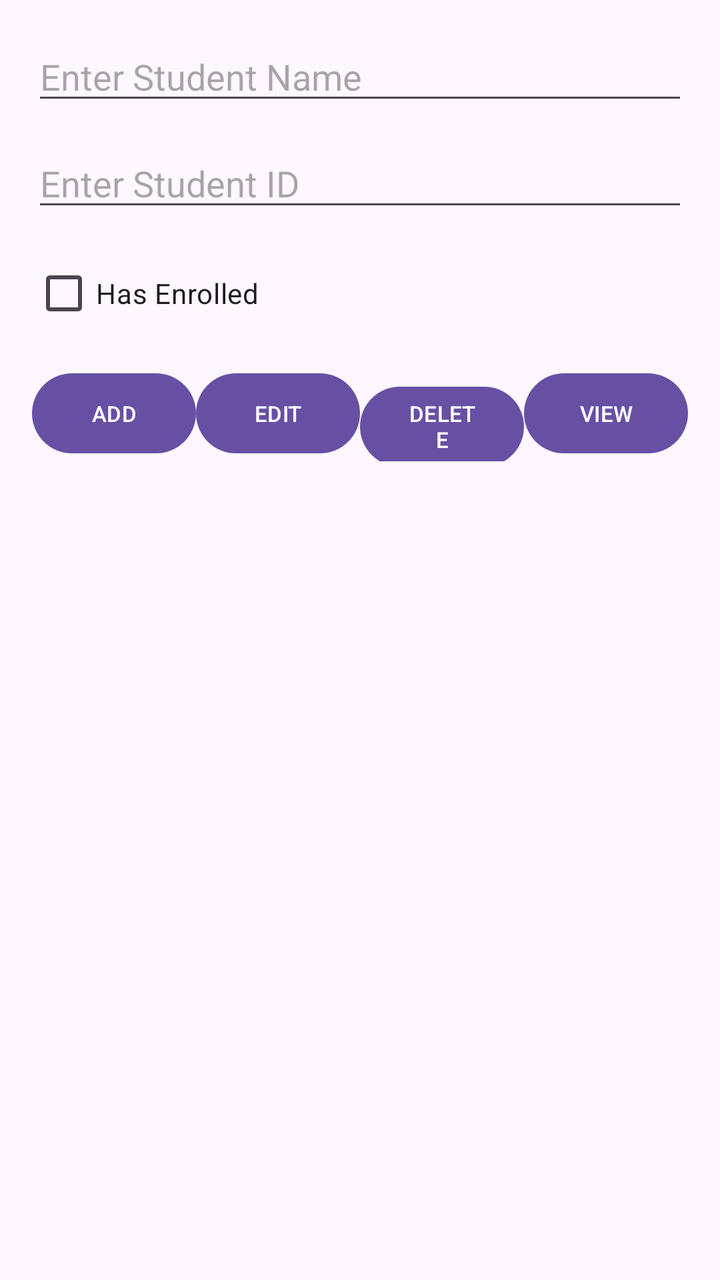
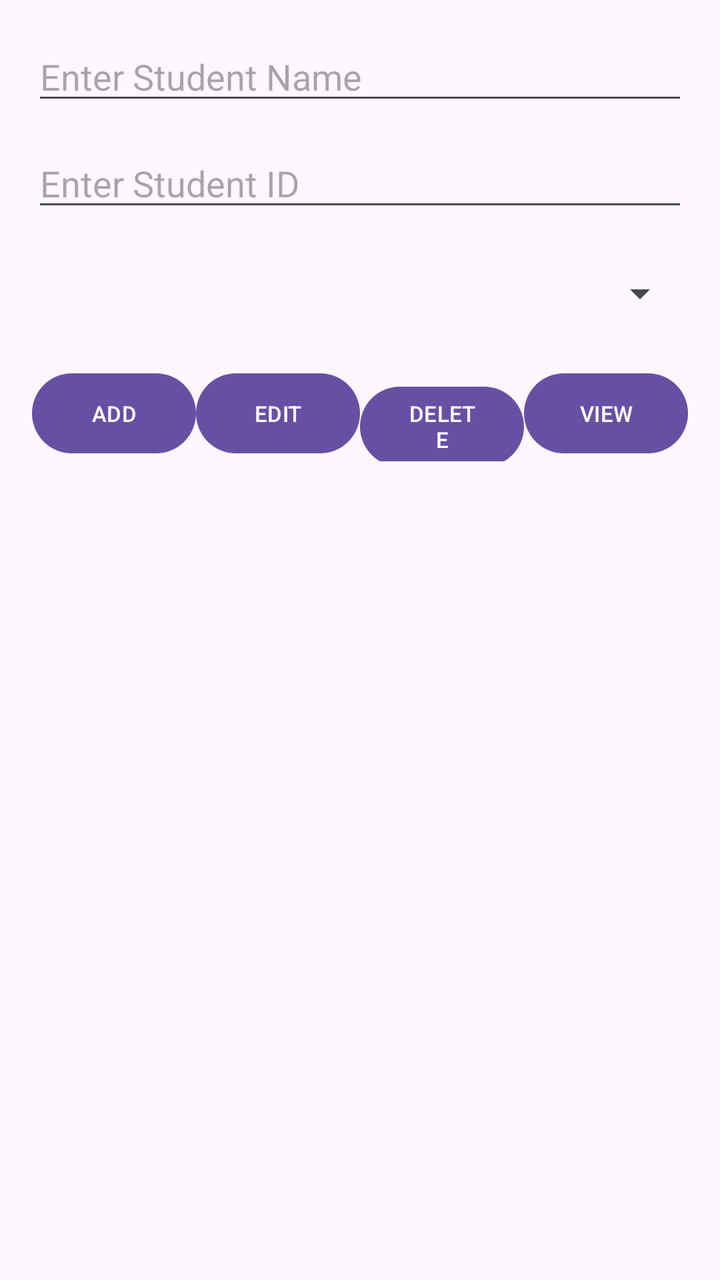

Screens rendered from an Android XML layout before and after an edit, with the pre-edit source and the edit as a unified diff.
<!-- AndroidManifest.xml: application theme Theme.Mid -->
<!-- res/layout/activity_main.xml -->
<?xml version="1.0" encoding="utf-8"?>
<LinearLayout xmlns:android="http://schemas.android.com/apk/res/android"
    android:layout_width="match_parent"
    android:layout_height="match_parent"
    android:orientation="vertical"
    android:padding="16dp">

    <EditText
        android:id="@+id/etName"
        android:layout_width="match_parent"
        android:layout_height="wrap_content"
        android:hint="Enter Student Name"
        android:inputType="textPersonName" />

    <EditText
        android:id="@+id/etId"
        android:layout_width="match_parent"
        android:layout_height="wrap_content"
        android:layout_marginTop="12dp"
        android:hint="Enter Student ID"
        android:inputType="number" />

    <CheckBox
        android:id="@+id/cbEnrolled"
        android:layout_width="wrap_content"
        android:layout_height="wrap_content"
        android:layout_marginTop="12dp"
        android:text="Has Enrolled" />

    <LinearLayout
        android:layout_width="match_parent"
        android:layout_height="wrap_content"
        android:layout_marginTop="12dp"
        android:orientation="horizontal"
        android:weightSum="4">

        <Button
            android:id="@+id/btnAdd"
            android:layout_width="0dp"
            android:layout_height="wrap_content"
            android:layout_weight="1"
            android:text="ADD"
            android:textSize="11sp" />

        <Button
            android:id="@+id/btnEdit"
            android:layout_width="0dp"
            android:layout_height="wrap_content"
            android:layout_weight="1"
            android:text="EDIT"
            android:textSize="11sp" />

        <Button
            android:id="@+id/btnDelete"
            android:layout_width="0dp"
            android:layout_height="wrap_content"
            android:layout_weight="1"
            android:text="DELETE"
            android:textSize="11sp" />

        <Button
            android:id="@+id/btnView"
            android:layout_width="0dp"
            android:layout_height="wrap_content"
            android:layout_weight="1"
            android:text="VIEW"
            android:textSize="11sp" />
    </LinearLayout>

    <ListView
        android:id="@+id/lvStudents"
        android:layout_width="match_parent"
        android:layout_height="0dp"
        android:layout_marginTop="12dp"
        android:layout_weight="1" />

</LinearLayout>
<!-- resources referenced by this layout -->
<resources>
  <style name="Theme.Mid" parent="Base.Theme.Mid" />
  <style name="Base.Theme.Mid" parent="Theme.Material3.DayNight.NoActionBar">
          
          
      </style>
</resources>

<!-- the commit's change to res/layout/activity_main.xml (unified diff, before → after) -->
@@ -20,12 +20,11 @@
         android:hint="Enter Student ID"
         android:inputType="number" />
 
-    <CheckBox
-        android:id="@+id/cbEnrolled"
-        android:layout_width="wrap_content"
-        android:layout_height="wrap_content"
-        android:layout_marginTop="12dp"
-        android:text="Has Enrolled" />
+    <Spinner
+        android:id="@+id/spMajor"
+        android:layout_width="match_parent"
+        android:layout_height="48dp"
+        android:layout_marginTop="12dp" />
 
     <LinearLayout
         android:layout_width="match_parent"
